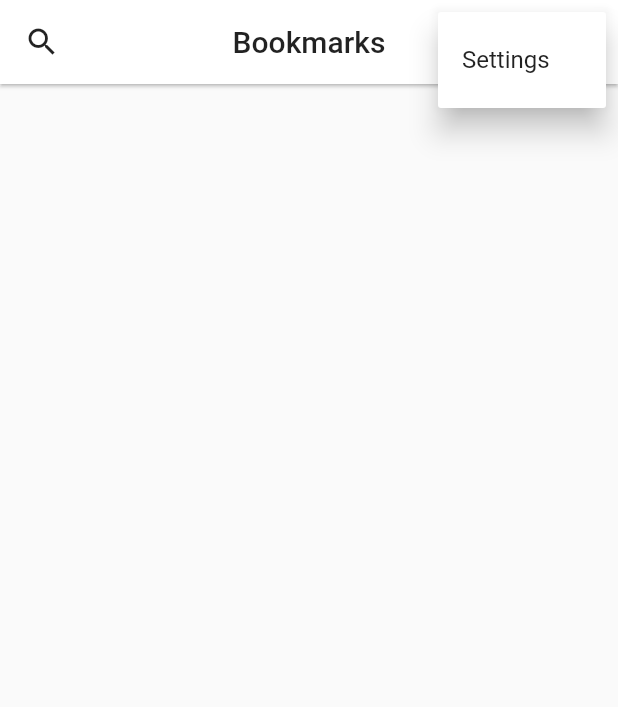
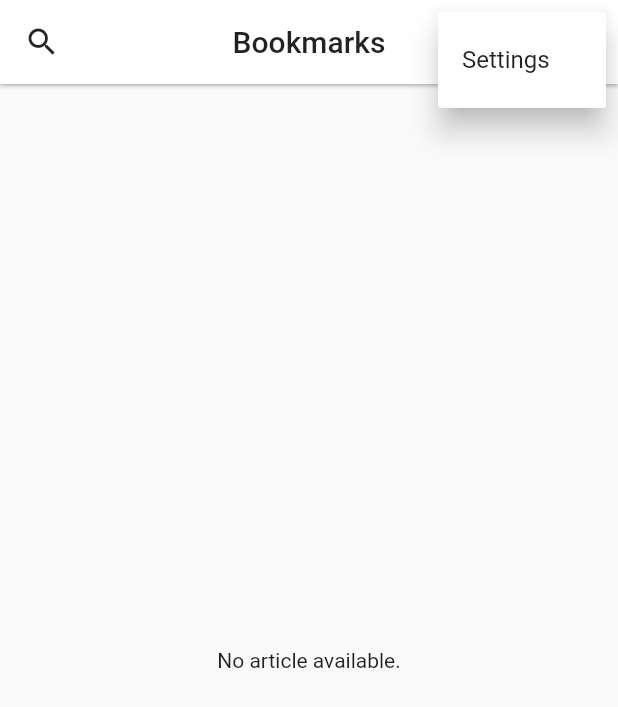
Before and after one commit to jfalxa/rss_feed, a Flutter app: the Bookmarks screen opened directly, after a tap on the "more vert" icon, on a phone screen of 412 x 824 dp. Shown: the top 707 px of the screen. Run offline on Flutter 3.47's test engine with Material 2 defaults, Android fonts, the phone set to English and light mode, and no system bars; our stand-ins replace sqflite, timeago, webview_flutter; accounts and stored records are empty.

Commit message:
fallback message when there's no data

```diff
--- a/lib/src/widgets/article_list.dart
+++ b/lib/src/widgets/article_list.dart
@@ -17,14 +17,16 @@ class ArticleList extends StatelessWidget {
   @override
   Widget build(BuildContext context) {
     return RefreshIndicator(
-      onRefresh: _onRefresh,
-      child: ListView.separated(
-        itemCount: _articles.length,
-        separatorBuilder: (context, index) =>
-            Divider(height: 1, indent: 16, endIndent: 16),
-        itemBuilder: (context, i) => ArticleListItem(article: _articles[i]),
-      ),
-    );
+        onRefresh: _onRefresh,
+        child: _articles.length == 0
+            ? Center(child: Text("No article available."))
+            : ListView.separated(
+                itemCount: _articles.length,
+                separatorBuilder: (context, index) =>
+                    Divider(height: 1, indent: 16, endIndent: 16),
+                itemBuilder: (context, i) =>
+                    ArticleListItem(article: _articles[i]),
+              ));
   }
 }
 
```
Also changed, not shown: lib/src/widgets/source_list.dart (+10 -13 lines).
